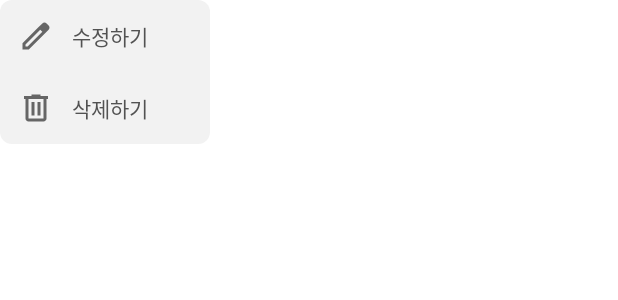
After one commit to cg072/9G9G_FE, an Android app: the layout dialog_record_option.xml on its own in the app's theme, with its tools: preview values and no code run, on a phone screen of 412 x 824 dp. The commit adds this screen. Shown: the top 300 px of the screen. Run offline under Robolectric (Android 15) with nearby library versions, the phone set to English and light mode, and no system bars.

Commit message:
Feat - 기록상세 더보기 팝업 추가
1. 더보기 팝업 추가
2. 내부 기능은 미구현

```diff
--- /dev/null
+++ b/app/src/main/res/drawable/dialog_record_option_bg.xml
@@ -0,0 +1,6 @@
+<?xml version="1.0" encoding="utf-8"?>
+<shape xmlns:android="http://schemas.android.com/apk/res/android"
+    android:shape="rectangle">
+    <solid android:color="@color/secondary_90"/>
+    <corners android:radius="8dp" />
+</shape>
--- /dev/null
+++ b/app/src/main/res/drawable/option_delete.xml
@@ -0,0 +1,10 @@
+<vector xmlns:android="http://schemas.android.com/apk/res/android"
+    android:width="24dp"
+    android:height="24dp"
+    android:viewportWidth="24"
+    android:viewportHeight="24">
+  <path
+      android:pathData="M15,3V4H20V6H19V19C19,20.1 18.1,21 17,21H7C5.9,21 5,20.1 5,19V6H4V4H9V3H15ZM7,19H17V6H7V19ZM9,8H11V17H9V8ZM15,8H13V17H15V8Z"
+      android:fillColor="#666666"
+      android:fillType="evenOdd"/>
+</vector>
--- /dev/null
+++ b/app/src/main/res/drawable/option_edit.xml
@@ -0,0 +1,10 @@
+<vector xmlns:android="http://schemas.android.com/apk/res/android"
+    android:width="24dp"
+    android:height="24dp"
+    android:viewportWidth="24"
+    android:viewportHeight="24">
+  <path
+      android:pathData="M19.06,3.59L20.41,4.94C21.2,5.72 21.2,6.99 20.41,7.77L7.18,21H3V16.82L13.4,6.41L16.23,3.59C17.01,2.81 18.28,2.81 19.06,3.59ZM5,19L6.41,19.06L16.23,9.23L14.82,7.82L5,17.64V19Z"
+      android:fillColor="#666666"
+      android:fillType="evenOdd"/>
+</vector>
--- /dev/null
+++ b/app/src/main/res/layout/dialog_record_option.xml
@@ -0,0 +1,76 @@
+<?xml version="1.0" encoding="utf-8"?>
+<layout xmlns:android="http://schemas.android.com/apk/res/android"
+    xmlns:app="http://schemas.android.com/apk/res-auto"
+    xmlns:tools="http://schemas.android.com/tools">
+
+    <LinearLayout
+        android:layout_width="140dp"
+        android:layout_height="wrap_content"
+        android:orientation="vertical"
+        tools:background="@drawable/dialog_record_option_bg">
+
+        <androidx.constraintlayout.widget.ConstraintLayout
+            android:id="@+id/dialogRecordOptionEditContainer"
+            android:layout_width="140dp"
+            android:layout_height="48dp"
+            android:padding="12dp">
+
+            <ImageView
+                android:id="@+id/dialogRecordOptionEditImg"
+                android:layout_width="24dp"
+                android:layout_height="24dp"
+                android:contentDescription="@string/option_edit"
+                android:src="@drawable/option_edit"
+                app:layout_constraintStart_toStartOf="parent"
+                app:layout_constraintTop_toTopOf="parent"
+                app:layout_constraintBottom_toBottomOf="parent"/>
+
+            <TextView
+                android:layout_width="0dp"
+                android:layout_height="wrap_content"
+                android:layout_marginStart="12dp"
+                android:textSize="14dp"
+                android:textColor="@color/grayscale_20"
+                android:fontFamily="@font/pretendard_regular"
+                android:text="@string/option_edit"
+                app:layout_constraintStart_toEndOf="@+id/dialogRecordOptionEditImg"
+                app:layout_constraintEnd_toEndOf="parent"
+                app:layout_constraintTop_toTopOf="parent"
+                app:layout_constraintBottom_toBottomOf="parent"/>
+
+        </androidx.constraintlayout.widget.ConstraintLayout>
+
+        <androidx.constraintlayout.widget.ConstraintLayout
+            android:id="@+id/dialogRecordOptionDeleteContainer"
+            android:layout_width="140dp"
+            android:layout_height="48dp"
+            android:padding="12dp">
+
+            <ImageView
+                android:id="@+id/dialogRecordOptionDeleteImg"
+                android:layout_width="24dp"
+                android:layout_height="24dp"
+                android:contentDescription="@string/option_delete"
+                android:src="@drawable/option_delete"
+                app:layout_constraintStart_toStartOf="parent"
+                app:layout_constraintTop_toTopOf="parent"
+                app:layout_constraintBottom_toBottomOf="parent"/>
+
+            <TextView
+                android:layout_width="0dp"
+                android:layout_height="wrap_content"
+                android:layout_marginStart="12dp"
+                android:textSize="14dp"
+                android:textColor="@color/grayscale_20"
+                android:fontFamily="@font/pretendard_regular"
+                android:text="@string/option_delete"
+                app:layout_constraintStart_toEndOf="@+id/dialogRecordOptionDeleteImg"
+                app:layout_constraintEnd_toEndOf="parent"
+                app:layout_constraintTop_toTopOf="parent"
+                app:layout_constraintBottom_toBottomOf="parent"/>
+
+        </androidx.constraintlayout.widget.ConstraintLayout>
+
+    </LinearLayout>
+
+</layout>
--- a/app/src/main/res/values/strings.xml
+++ b/app/src/main/res/values/strings.xml
@@ -22,4 +22,7 @@
     <string name="october">October</string>
     <string name="november">November</string>
     <string name="december">December</string>
+
+    <string name="option_edit">수정하기</string>
+    <string name="option_delete">삭제하기</string>
 </resources>
```
Also changed, not shown: app/src/main/java/com/example/nineg/dialog/RecordOptionDialog.kt (added, +60 -0 lines), app/src/main/java/com/example/nineg/ui/detail/RecordDetailActivity.kt (+15 -0 lines), app/src/main/res/values/themes.xml (+10 -0 lines).
